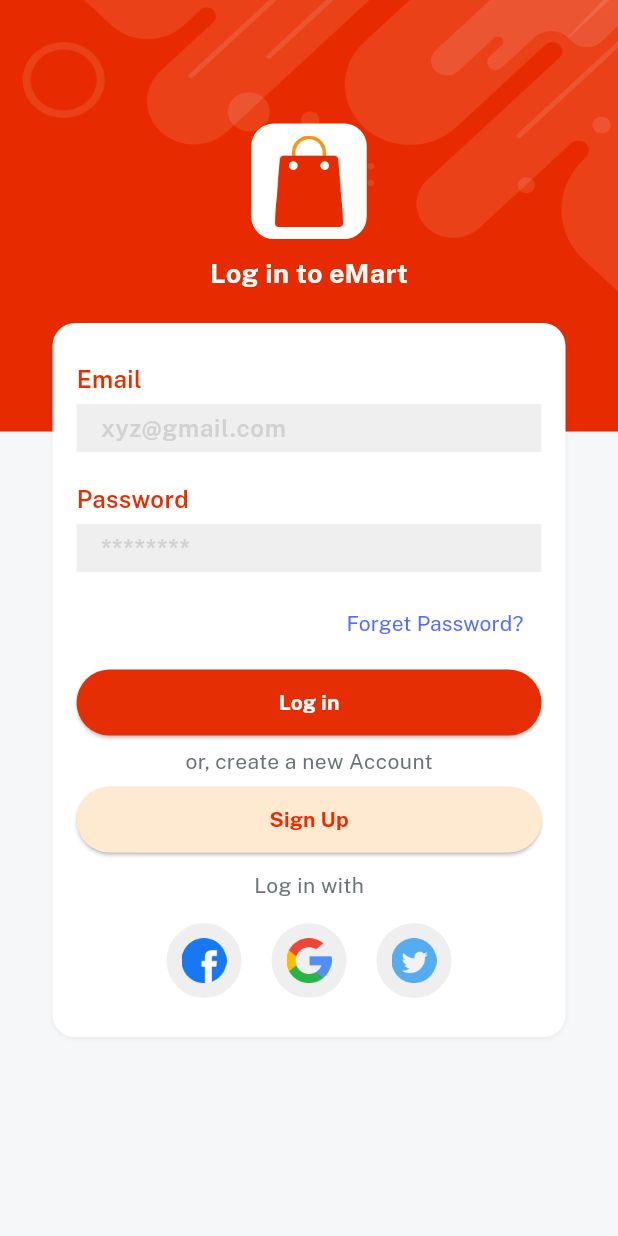
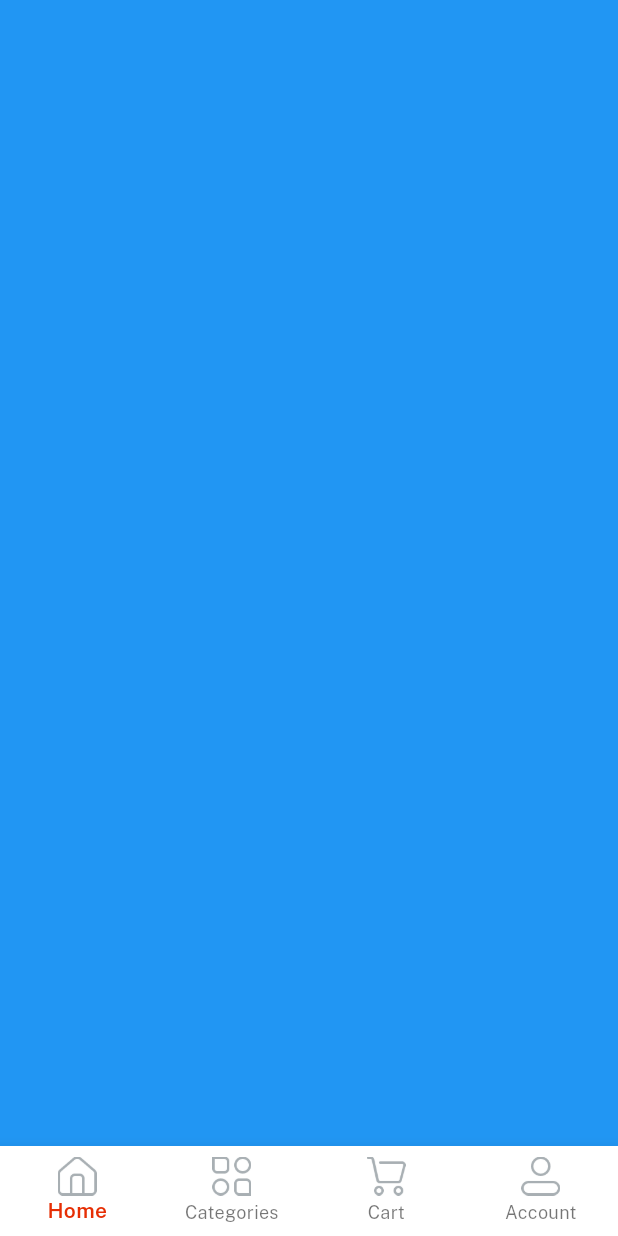
Before and after one commit to TejasD36/emartapp, a Flutter app: the screen it shows after launch, after a tap on "Log in", on a phone screen of 412 x 824 dp. Run offline on Flutter 3.47's test engine with Material 3 defaults, Android fonts, the phone set to English and light mode, and no system bars; our stand-ins replace get, velocity_x.

Commit message:
Home Screen Created

```diff
--- a/lib/consts/strings.dart
+++ b/lib/consts/strings.dart
@@ -16,3 +16,7 @@
 const alreadyHaveAccount = "Already have an Account? ";
 const privacyPolicy = "Privacy Policy";
 const termsAndCondition = "Terms and Conditions";
+const home = "Home";
+const categories = "Categories";
+const cart = "Cart";
+const account ="Account";
--- /dev/null
+++ b/lib/controller/home_controller.dart
@@ -0,0 +1,5 @@
+import 'package:get/get.dart';
+
+class HomeController extends GetxController{
+  var currentNavIndex = 0.obs;
+}
--- a/lib/views/auth/login_screen.dart
+++ b/lib/views/auth/login_screen.dart
@@ -1,6 +1,7 @@
 import 'package:emartapp/consts/consts.dart';
 import 'package:emartapp/consts/social_icons_list.dart';
 import 'package:emartapp/views/auth/signup_screen.dart';
+import 'package:emartapp/views/home_screen.dart';
 import 'package:emartapp/widgets/app_logo_widget.dart';
 import 'package:emartapp/widgets/bg_widget.dart';
 import 'package:emartapp/widgets/custom_button.dart';
@@ -58,7 +59,9 @@
                     color: redColor,
                     title: logIn,
                     textColor: whiteColor,
-                    onPress: (){},
+                    onPress: (){
+                      Get.to(()=> const HomeScreen());
+                    },
                   ).box.width(context.screenWidth-50).make(),
                   5.heightBox,
                   createNewAccount.text.color(fontGrey).make(),
--- /dev/null
+++ b/lib/views/home_screen.dart
@@ -0,0 +1,85 @@
+import 'package:emartapp/consts/consts.dart';
+import 'package:emartapp/controller/home_controller.dart';
+import 'package:flutter/material.dart';
+import 'package:get/get.dart';
+import 'package:get/get_core/src/get_main.dart';
+
+class HomeScreen extends StatefulWidget {
+  const HomeScreen({super.key});
+
+  @override
+  State<HomeScreen> createState() => _HomeScreenState();
+}
+
+class _HomeScreenState extends State<HomeScreen> {
+
+
+  @override
+  Widget build(BuildContext context) {
+
+    var controller = Get.put(HomeController());
+
+    var navBarItem = [
+      BottomNavigationBarItem(
+          icon: Image.asset(
+            icHome,
+            width: 26,
+          ),
+          label: home
+      ),
+      BottomNavigationBarItem(
+          icon: Image.asset(
+            icCategories,
+            width: 26,
+          ),
+          label: categories
+      ),
+      BottomNavigationBarItem(
+          icon: Image.asset(
+            icCart,
+            width: 26,
+          ),
+          label: cart
+      ),
+      BottomNavigationBarItem(
+          icon: Image.asset(
+            icProfile,
+            width: 26,
+          ),
+          label: account
+      ),
+    ];
+
+    var navBody =[
+      Container(color: Colors.blue),
+      Container(color: Colors.amber),
+      Container(color: Colors.purple),
+      Container(color: Colors.cyan),
+    ];
+
+    return Scaffold(
+      body: Column(
+        children: [
+          Obx(()=>
+              Expanded(
+                child: navBody.elementAt(controller.currentNavIndex.value)
+            ),
+          ),
+        ],
+      ),
+      bottomNavigationBar: Obx(()=>
+         BottomNavigationBar(
+           currentIndex: controller.currentNavIndex.value,
+          type: BottomNavigationBarType.fixed,
+          backgroundColor: whiteColor,
+          selectedItemColor: redColor,
+          selectedLabelStyle: const TextStyle(fontFamily: semibold),
+          items: navBarItem,
+           onTap: (value){
+            controller.currentNavIndex.value = value;
+           },
+        ),
+      ),
+    );
+  }
+}
```
Also changed, not shown: lib/views/auth/signup_screen.dart (+15 -8 lines).
